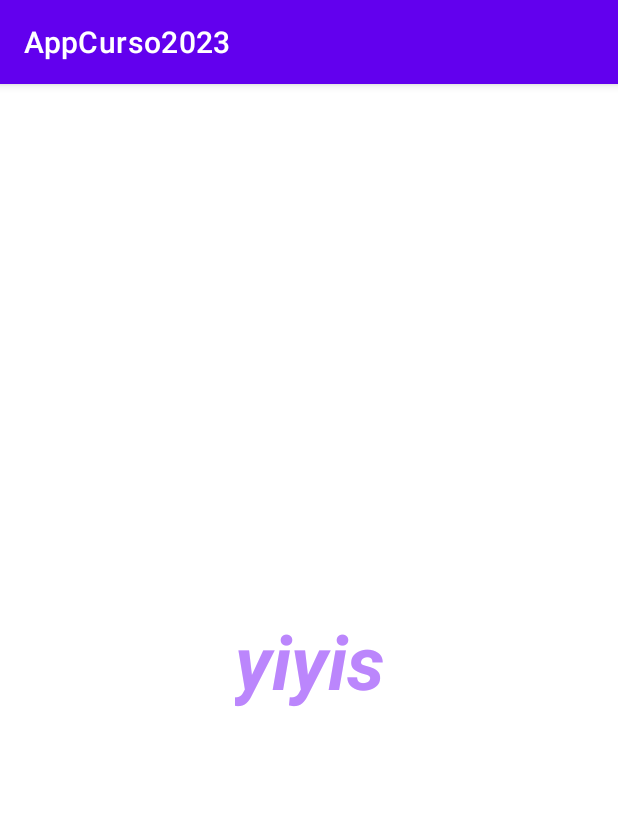
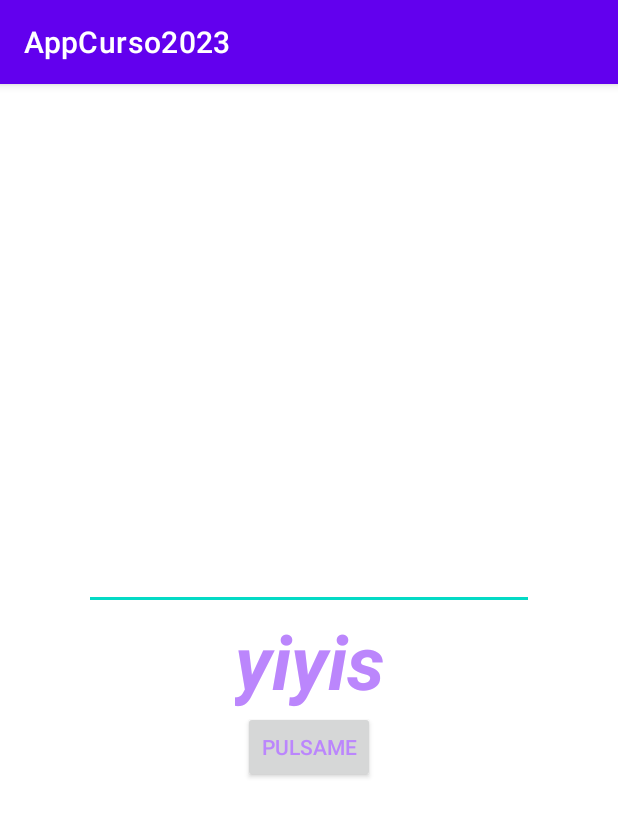
Before and after one commit to DeyvisDev/AppCurso2023, an Android app: the screen it shows after launch (MainActivity), on a phone screen of 412 x 824 dp. Shown: the top 817 px of the screen. Run offline under Robolectric (Android 15) with nearby library versions, the phone set to English and light mode, and no system bars.

Commit message:
edittext button

```diff
--- a/app/src/main/java/com/example/appcurso2023/MainActivity.kt
+++ b/app/src/main/java/com/example/appcurso2023/MainActivity.kt
@@ -2,12 +2,26 @@ package com.example.appcurso2023
 
 import androidx.appcompat.app.AppCompatActivity
 import android.os.Bundle
+import android.util.Log
+import androidx.appcompat.widget.AppCompatButton
+import androidx.appcompat.widget.AppCompatEditText
 
 class MainActivity : AppCompatActivity() {
     override fun onCreate(savedInstanceState: Bundle?) {
         super.onCreate(savedInstanceState)
         setContentView(R.layout.activity_main)
 
+        val btnStar = findViewById<AppCompatButton>(R.id.btnP)
+        val edittextname = findViewById<AppCompatEditText>(R.id.etname)
+        var name:String = ""
+
+
+        btnStar.setOnClickListener{
+            name = edittextname.text.toString()
+            Log.i("msg","Pulsaste el Boton $name")
+
+        }
+
 
     }
 }
--- a/app/src/main/res/layout/activity_main.xml
+++ b/app/src/main/res/layout/activity_main.xml
@@ -8,18 +8,37 @@
     tools:context=".MainActivity">
 
     <TextView
+        android:id="@+id/textView"
         android:layout_width="wrap_content"
         android:layout_height="wrap_content"
         android:text="yiyis"
+        android:textColor="@color/purple_200"
         android:textSize="50dp"
+        android:textStyle="bold|italic"
+        app:layout_constraintBottom_toBottomOf="parent"
+        app:layout_constraintEnd_toEndOf="parent"
+        app:layout_constraintStart_toStartOf="parent"
+        app:layout_constraintTop_toTopOf="parent" />
+
+    <androidx.appcompat.widget.AppCompatButton
+        android:id="@+id/btnP"
+        android:layout_width="wrap_content"
+        android:layout_height="wrap_content"
+        android:text="PULSAME"
         android:textColor="@color/purple_200"
-        android:textStyle="bold|italic"
-        app:layout_constraintTop_toTopOf="parent"
-        app:layout_constraintBottom_toBottomOf="parent"
+        app:layout_constraintEnd_toEndOf="parent"
         app:layout_constraintStart_toStartOf="parent"
+        app:layout_constraintTop_toBottomOf="@+id/textView" />
+
+    <androidx.appcompat.widget.AppCompatEditText
+        android:id="@+id/etname"
+        android:layout_width="300dp"
+        android:layout_height="wrap_content"
+        android:singleLine="true"
+        android:maxLines="1"
+        app:layout_constraintBottom_toTopOf="@+id/textView"
         app:layout_constraintEnd_toEndOf="parent"
-        />
-
+        app:layout_constraintStart_toStartOf="parent" />
 
 
 </androidx.constraintlayout.widget.ConstraintLayout>
```
